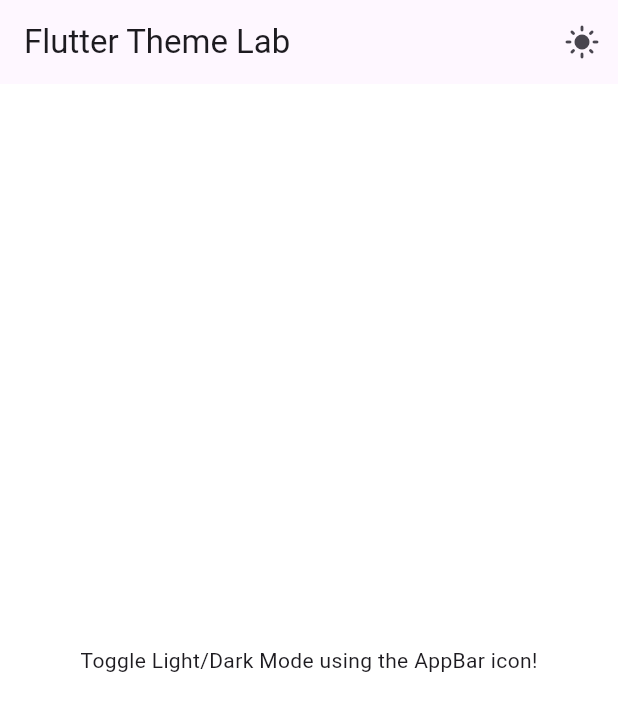
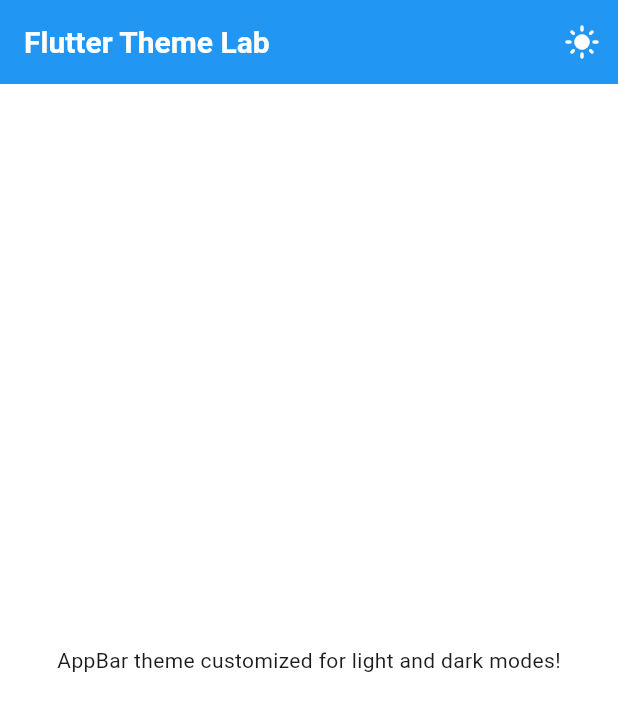
Before and after one commit to Ooozari/App-development, a Flutter app: the screen it shows after launch, on a phone screen of 412 x 824 dp. Shown: the top 711 px of the screen. Run offline on Flutter 3.47's test engine with Material 3 defaults, Android fonts, the light colour scheme and no system bars; our stand-ins replace audioplayers.

Commit message:
add task 3

```diff
--- a/Lab7/theme/lib/main.dart
+++ b/Lab7/theme/lib/main.dart
@@ -14,18 +14,36 @@
 class _MyAppState extends State<MyApp> {
   bool isDark = false;
 
-  // Light Theme
+  // ✅ Light Theme with AppBar customization
   final ThemeData lightTheme = ThemeData(
     brightness: Brightness.light,
     primaryColor: Colors.blue,
     scaffoldBackgroundColor: Colors.white,
+    appBarTheme: const AppBarTheme(
+      backgroundColor: Colors.blue,
+      iconTheme: IconThemeData(color: Colors.white),
+      titleTextStyle: TextStyle(
+        color: Colors.white,
+        fontSize: 20,
+        fontWeight: FontWeight.bold,
+      ),
+    ),
   );
 
-  // Dark Theme
+  // ✅ Dark Theme with AppBar customization
   final ThemeData darkTheme = ThemeData(
     brightness: Brightness.dark,
     primaryColor: Colors.deepPurple,
     scaffoldBackgroundColor: Colors.black,
+    appBarTheme: const AppBarTheme(
+      backgroundColor: Colors.deepPurple,
+      iconTheme: IconThemeData(color: Colors.white),
+      titleTextStyle: TextStyle(
+        color: Colors.white,
+        fontSize: 20,
+        fontWeight: FontWeight.bold,
+      ),
+    ),
   );
 
   @override
@@ -51,7 +69,7 @@
           ],
         ),
         body: const Center(
-          child: Text('Toggle Light/Dark Mode using the AppBar icon!'),
+          child: Text('AppBar theme customized for light and dark modes!'),
         ),
       ),
     );
```
